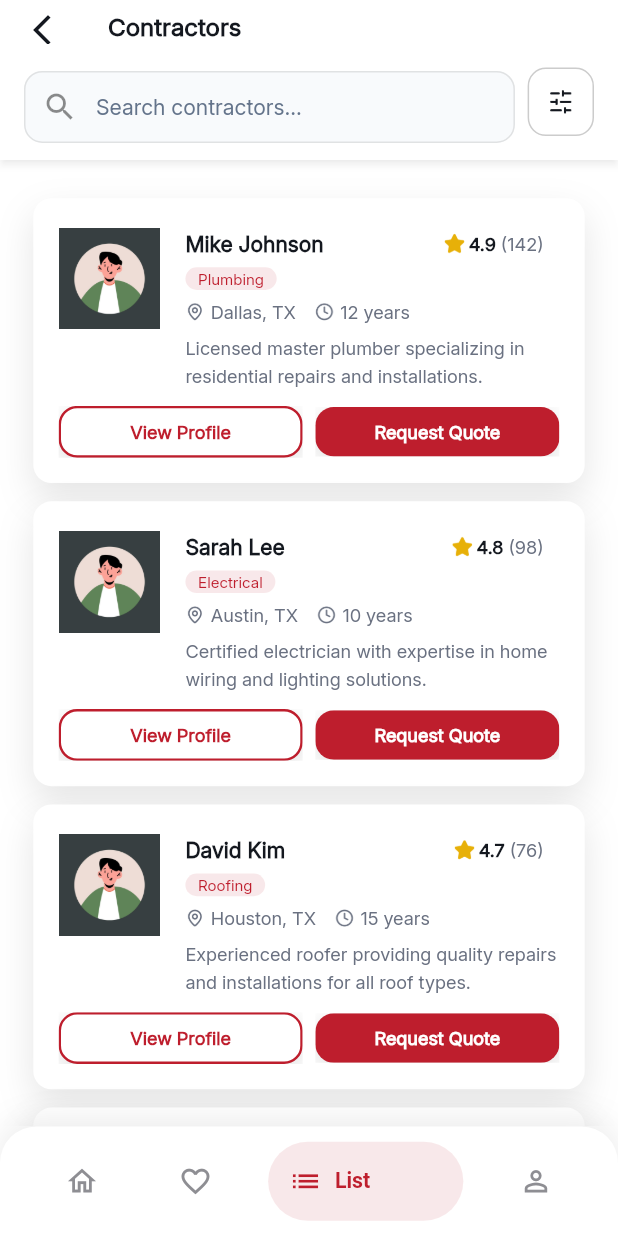
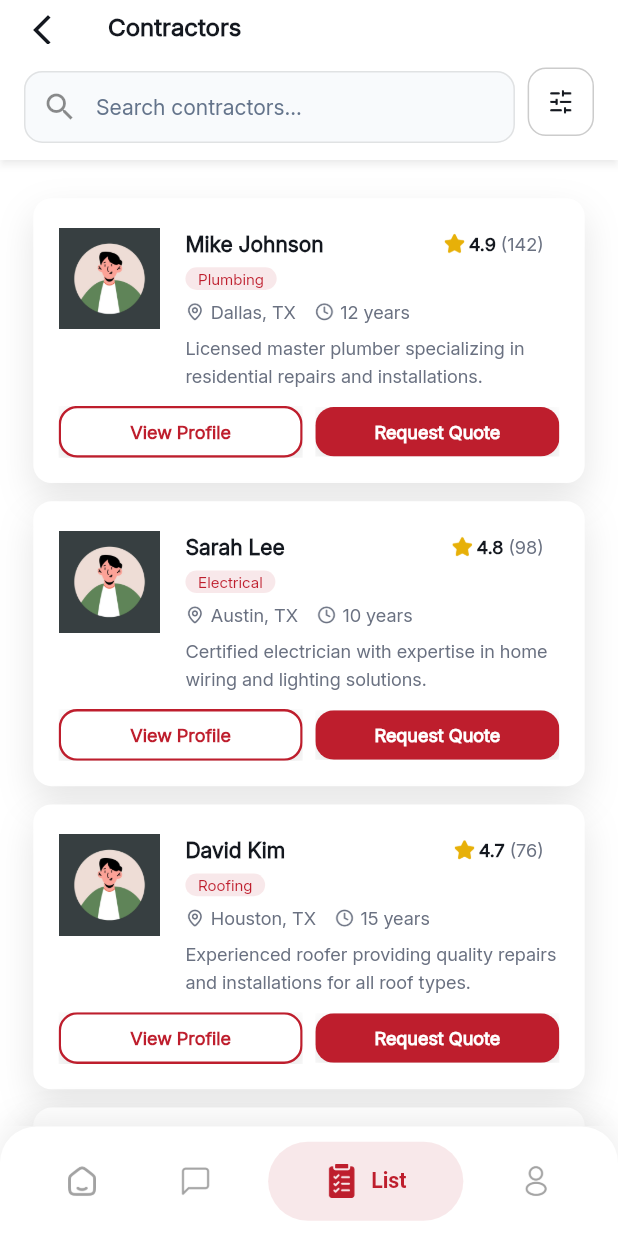
Before and after one commit to KaziAsif406/ValorHub_Home_Service_App, a Flutter app: the NavigationScreen screen opened by its route, swiped to page 3, on a phone screen of 412 x 824 dp. Run offline on Flutter 3.47's test engine with Material 3 defaults, Android fonts, the phone set to English and light mode, and no system bars; drawn by our look-alikes of auto_animated; our stand-ins replace cached_network_image, dio, dotted_border, firebase_auth, firebase_core, flutter_screenutil and 6 more; missing offline and left inert: dotlottie_loader; accounts and stored records are empty.

Commit message:
Bottom Nav Bar modified

```diff
--- a/lib/navigation_screen.dart
+++ b/lib/navigation_screen.dart
@@ -1,8 +1,8 @@
 import 'package:flutter/material.dart';
 import 'package:flutter_screenutil/flutter_screenutil.dart';
 import 'package:template_flutter/features/contractors/presentation/contractors_screen.dart';
-import 'package:template_flutter/features/contractors/presentation/saved_contractors.dart';
 import 'package:template_flutter/features/home/presentation/home.dart';
+import 'package:template_flutter/features/inbox/presentation/chat_list.dart';
 import 'package:template_flutter/features/user_profile/presentation/profile.dart';
 import 'package:template_flutter/gen/colors.gen.dart';
 import 'package:template_flutter/helpers/ui_helpers.dart';
@@ -30,15 +30,31 @@ class _NavigationScreenState extends State<NavigationScreen> {
   late final PageController _pageController;
 
   static final List<_NavigationItem> _items = [
-    _NavigationItem(icon: Icons.home_outlined, label: 'Home'),
-    _NavigationItem(icon: Icons.favorite_border, label: 'Saved'),
-    _NavigationItem(icon: Icons.list, label: 'List'),
-    _NavigationItem(icon: Icons.person_outline, label: 'Profile'),
+    _NavigationItem(
+      filledAssetPath: 'assets/icons/nav_home_filled.png',
+      outlinedAssetPath: 'assets/icons/nav_home_outlined.png',
+      label: 'Home',
+    ),
+    _NavigationItem(
+      filledAssetPath: 'assets/icons/nav_chat_filled.png',
+      outlinedAssetPath: 'assets/icons/nav_chat_outlined.png',
+      label: 'Inbox',
+    ),
+    _NavigationItem(
+      filledAssetPath: 'assets/icons/nav_list_filled.png',
+      outlinedAssetPath: 'assets/icons/nav_list_outlined.png',
+      label: 'List',
+    ),
+    _NavigationItem(
+      filledAssetPath: 'assets/icons/nav_profile_filled.png',
+      outlinedAssetPath: 'assets/icons/nav_profile_outlined.png',
+      label: 'Profile',
+    ),
   ];
 
   late final List<Widget> _pages = [
     const HomeScreen(),
-    SavedContractorsScreen(onBackToHome: () => _onItemTapped(0)),
+    ChatListScreen(onBackToHome: () => _onItemTapped(0)),
     ContractorsScreen(onBackToHome: () => _onItemTapped(0)),
     ProfileScreen(
       name: widget.profileName,
@@ -71,7 +87,7 @@ class _NavigationScreenState extends State<NavigationScreen> {
 
     _pageController.animateToPage(
       index,
-      duration: const Duration(milliseconds: 320),
+      duration: const Duration(milliseconds: 420),
       curve: Curves.easeOutCubic,
     );
   }
@@ -145,26 +161,27 @@ class _NavigationScreenState extends State<NavigationScreen> {
                       padding: EdgeInsets.symmetric(horizontal: 13.w),
                       child: Row(
                         mainAxisAlignment: MainAxisAlignment.center,
-                        mainAxisSize: MainAxisSize.max,
+                        crossAxisAlignment: CrossAxisAlignment.center,
+                        mainAxisSize: MainAxisSize.min,
                         children: [
-                          Icon(
-                            item.icon,
-                            size: 22.sp,
-                            color: selected
-                                ? AppColors.allPrimaryColor
-                                : AppColors.c8E8E93,
+                          Image.asset(
+                            selected
+                                ? item.filledAssetPath
+                                : item.outlinedAssetPath,
+                            width: 22.sp,
+                            height: 22.sp,
+                            fit: BoxFit.contain,
                           ),
                           if (selected) ...[
                             UIHelper.horizontalSpace(8.w),
-                            Expanded(
-                              child: Text(
+                            Text(
                               item.label,
+                              maxLines: 1,
                               overflow: TextOverflow.ellipsis,
                               style: TextStyle(
                                 color: AppColors.allPrimaryColor,
                                 fontSize: 14.sp,
                                 fontWeight: FontWeight.w600,
-                                ),
                               ),
                             ),
                           ],
@@ -183,10 +200,15 @@ class _NavigationScreenState extends State<NavigationScreen> {
 }
 
 class _NavigationItem {
-  final IconData icon;
+  final String filledAssetPath;
+  final String outlinedAssetPath;
   final String label;
 
-  const _NavigationItem({required this.icon, required this.label});
+  const _NavigationItem({
+    required this.filledAssetPath,
+    required this.outlinedAssetPath,
+    required this.label,
+  });
 }
 
 class _KeepAlivePage extends StatefulWidget {
```
Lines whose indentation alone changed are shown as unchanged.
